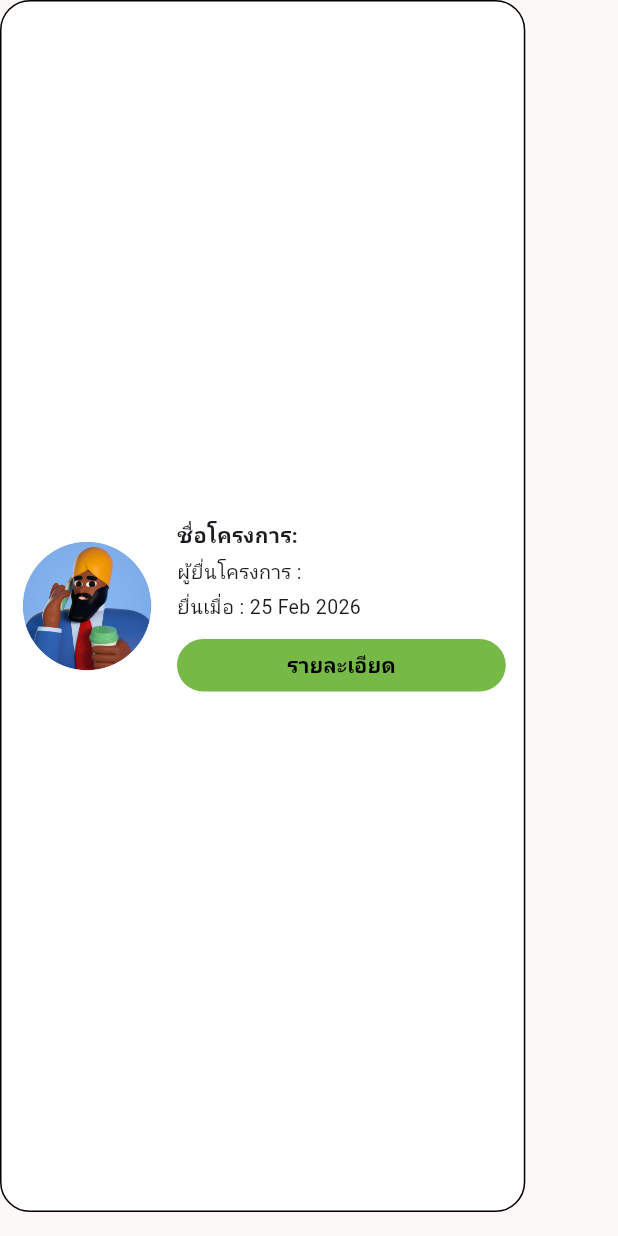
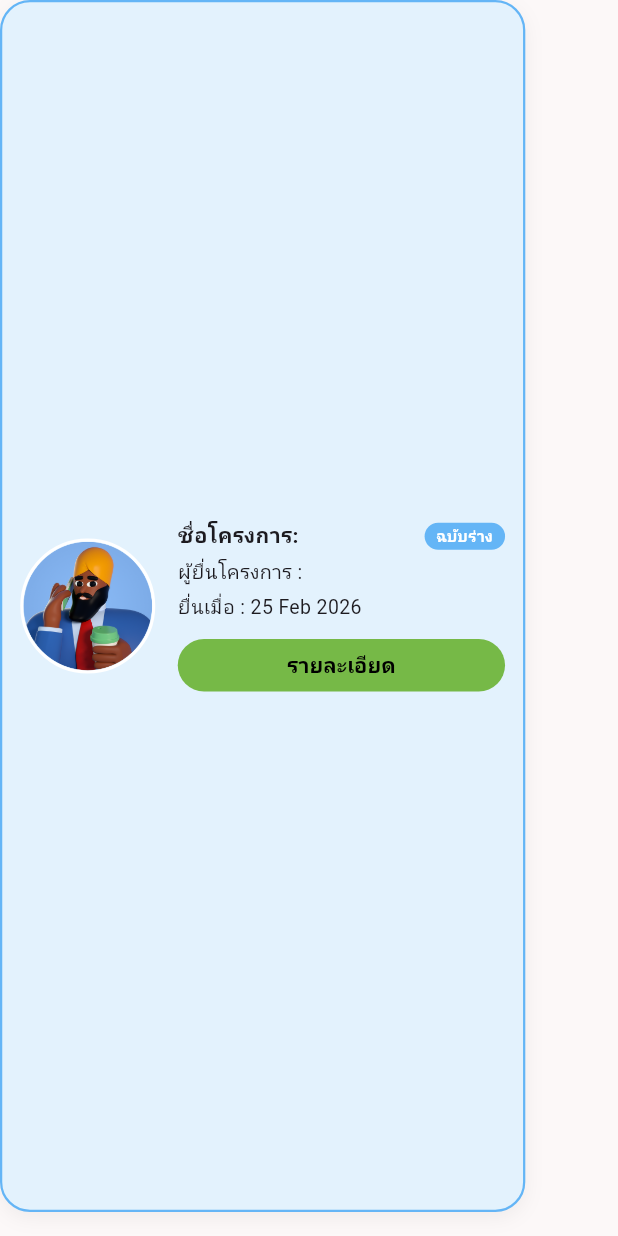
Before and after one commit to DucKyWay/srv_paperless, a Flutter app: the ProjectCardDetail widget shown alone on an empty page, opened directly with empty values, on a phone screen of 412 x 824 dp. Run offline on Flutter 3.47's test engine with Material 3 defaults, Android fonts, the phone set to English and light mode, and no system bars; our stand-ins replace cloud_firestore, file_picker, firebase_auth, firebase_core, flutter_dotenv, flutter_riverpod and 2 more; missing offline and left inert: bcrypt, minio; accounts and stored records are empty; generated files the repository leaves out were written again; network calls fail; Roboto replaces fonts that are missing (Bai Jamjuree).

Commit message:
add method change color card widget by enum status

```diff
--- a/lib/widgets/project/card_widget.dart
+++ b/lib/widgets/project/card_widget.dart
@@ -1,5 +1,6 @@
 import 'package:flutter/material.dart';
 import 'package:flutter_riverpod/flutter_riverpod.dart';
+import 'package:srv_paperless/core/constants/project_status_enum.dart';
 import 'package:srv_paperless/core/utils/date_util.dart';
 import 'package:srv_paperless/data/model/comment_model.dart';
 import 'package:srv_paperless/data/model/project_model.dart';
@@ -28,6 +29,34 @@
     required this.project,
     required this.routes,
   });
+  Color _getStatusColor(ProjectStatus? status) {
+    switch (status) {
+      case ProjectStatus.draft:
+        return Colors.blue.shade50;
+      case ProjectStatus.pending:
+        return Colors.orange.shade50;
+      case ProjectStatus.approve:
+        return Colors.green.shade50;
+      case ProjectStatus.rejected:
+        return Colors.red.shade50;
+      default:
+        return Colors.white;
+    }
+  }
+  Color _getBorderColor(ProjectStatus? status) {
+    switch (status) {
+      case ProjectStatus.draft:
+        return Colors.blue.shade300;
+      case ProjectStatus.pending:
+        return Colors.orange.shade300;
+      case ProjectStatus.approve:
+        return Colors.green.shade300;
+      case ProjectStatus.rejected:
+        return Colors.red.shade300;
+      default:
+        return Colors.black12;
+    }
+  }
 
   @override
   Widget buildLeading(BuildContext context, WidgetRef ref) {
@@ -42,9 +71,19 @@
           width: MediaQuery.of(context).size.width * 0.85,
           padding: const EdgeInsets.all(12),
           decoration: BoxDecoration(
-            color: Colors.white,
+            color: _getStatusColor(project.status), // ใช้สีตามสถานะ
             borderRadius: BorderRadius.circular(20),
-            border: Border.all(color: Colors.black, width: 1.0),
+            border: Border.all(
+              color: _getBorderColor(project.status), // ใช้สีขอบตามสถานะ
+              width: 1.5,
+            ),
+            boxShadow: [
+              BoxShadow(
+                color: Colors.black.withOpacity(0.05),
+                blurRadius: 10,
+                offset: const Offset(0, 4),
+              ),
+            ],
           ),
           child: Row(
             children: [
@@ -89,13 +128,36 @@
                   crossAxisAlignment: CrossAxisAlignment.start,
                   mainAxisAlignment: MainAxisAlignment.center,
                   children: [
-                    Text(
+                    Row(
+                      mainAxisAlignment: MainAxisAlignment.spaceBetween,
+                      children: [
+                        Expanded(
+                          child: Text(
                             "ชื่อโครงการ: ${project.projectName}",
                             style: const TextStyle(
                               fontWeight: FontWeight.bold,
                               fontSize: 14,
                             ),
                             overflow: TextOverflow.ellipsis,
+                          ),
+                        ),
+                        // เพิ่ม Badge แสดงสถานะ
+                        Container(
+                          padding: const EdgeInsets.symmetric(horizontal: 8, vertical: 2),
+                          decoration: BoxDecoration(
+                            color: _getBorderColor(project.status),
+                            borderRadius: BorderRadius.circular(10),
+                          ),
+                          child: Text(
+                            project.status?.label ?? '',
+                            style: const TextStyle(
+                              color: Colors.white,
+                              fontSize: 10,
+                              fontWeight: FontWeight.bold,
+                            ),
+                          ),
+                        ),
+                      ],
                     ),
                     const SizedBox(height: 4),
                     Text(
--- a/lib/widgets/project/project_list_view_widget.dart
+++ b/lib/widgets/project/project_list_view_widget.dart
@@ -24,7 +24,6 @@
         Widget child;
         if (projects.isEmpty) {
           child = SingleChildScrollView(
-            // ต้องใช้ AlwaysScrollableScrollPhysics เพื่อให้ดึงรีเฟรชได้แม้ไม่มีรายการ
             physics: const AlwaysScrollableScrollPhysics(),
             child: Container(
               height: MediaQuery.of(context).size.height * 0.5,
@@ -80,7 +79,6 @@
           );
         }
 
-        // หุ้มด้วย RefreshIndicator ถ้ามีการส่ง onRefresh มา
         if (onRefresh != null) {
           return RefreshIndicator(
             onRefresh: onRefresh!,
```
Also changed, not shown: lib/data/model/project_location_model.dart (+22 -18 lines). Lines whose indentation alone changed are shown as unchanged.
